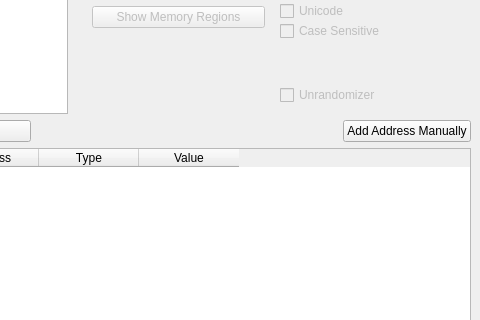
Above: GUI/mainwindow.ui from korcankaraokcu/PINCE before the change; both pictures show x 271 to 751 and y 199 to 519 of the 751 by 659 pixel window. Below: the same form after it.
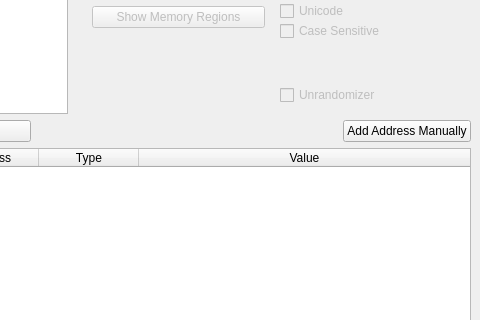
That is the form after the change.

Commit message: addaddressmanually now can add information to the addresstable GUI Update

```diff
--- a/GUI/mainwindow.ui
+++ b/GUI/mainwindow.ui
@@ -522,6 +522,9 @@
       <property name="editTriggers">
        <set>QAbstractItemView::NoEditTriggers</set>
       </property>
+      <attribute name="horizontalHeaderStretchLastSection">
+       <bool>true</bool>
+      </attribute>
       <column>
        <property name="text">
         <string>Frozen</string>
```
The commit also changes 4 other files.
